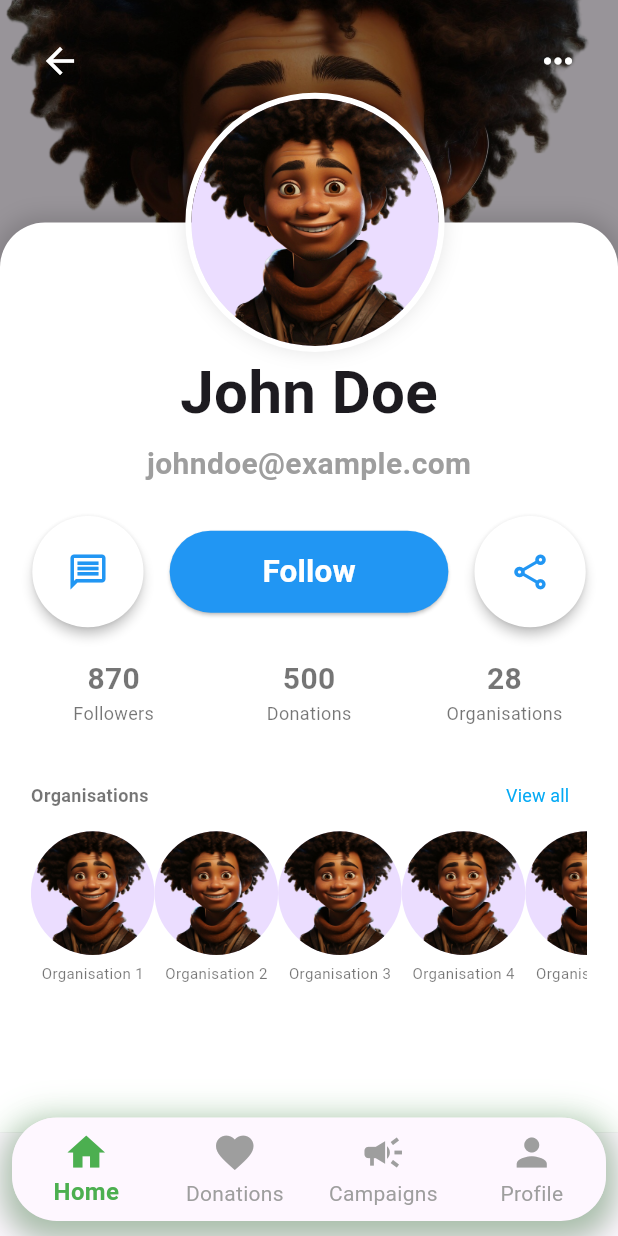
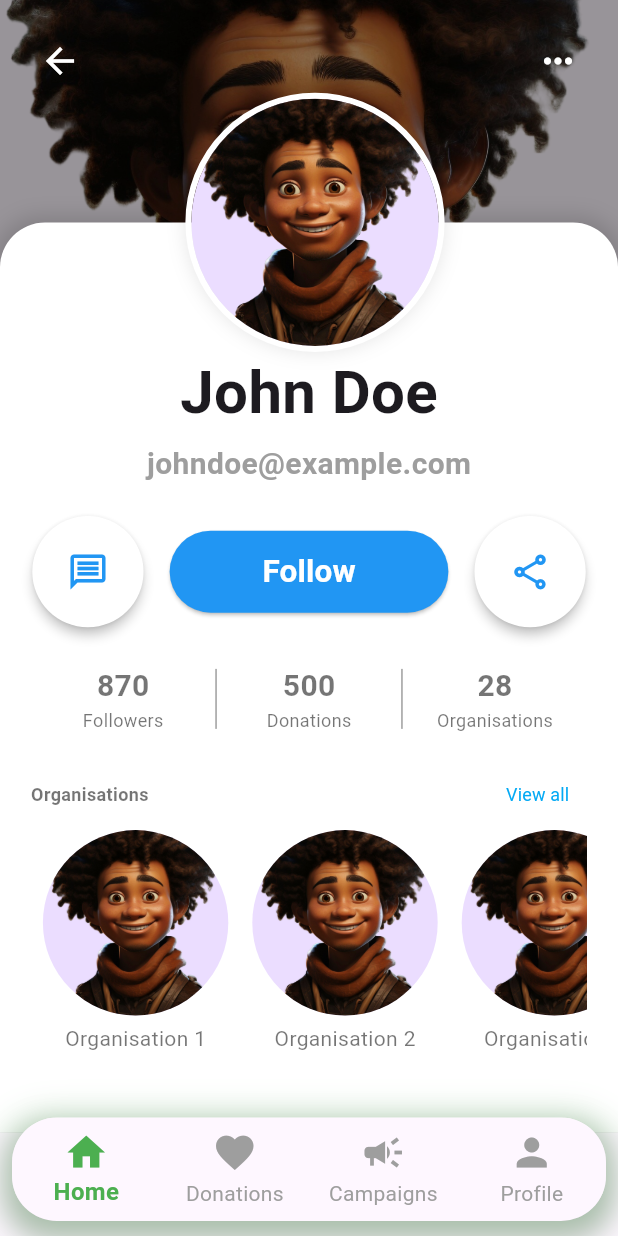
Before and after one commit to solomon-njogo/RaiseIt, a Flutter app: the screen it shows after launch, swiped to page 4, on a phone screen of 412 x 824 dp. Run offline on Flutter 3.47's test engine with Material 3 defaults, Android fonts, the phone set to English and light mode, and no system bars.

Commit message:
profile screen ui complete with modifications

```diff
--- a/lib/views/profile_screen.dart
+++ b/lib/views/profile_screen.dart
@@ -184,7 +184,8 @@ class _ProfileScreenState extends State<ProfileScreen> {
                     ],
                   ),
 
-                  const SizedBox(height: 20),
+                  SizedBox(height: MediaQuery.of(context).size.height * 0.03),
+
 
                   /// ** Info section (Followers, Donations & Organisations)**
                   Row(
@@ -214,11 +215,11 @@ class _ProfileScreenState extends State<ProfileScreen> {
                         ),
                       ),
 
-                      /// **Vertical Divider**
-                      const VerticalDivider(
-                        color: Colors.grey,
-                        thickness: 1,
-                        width: 20,  // Add some width to make sure the divider is visible
+                      // Vertical Divider
+                      Container(
+                        height: 40, // Adjust the height of the divider
+                        width: 1, // Width of the line
+                        color: Colors.grey, // Color of the divider
                       ),
 
                       /// **Donations Column**
@@ -246,11 +247,11 @@ class _ProfileScreenState extends State<ProfileScreen> {
                         ),
                       ),
 
-                      /// **Vertical Divider**
-                      const VerticalDivider(
-                        color: Colors.grey,
-                        thickness: 4,
-                        width: 20,  // Add some width here too
+                      // Vertical Divider
+                      Container(
+                        height: 40, // Adjust the height of the divider
+                        width: 1, // Width of the line
+                        color: Colors.grey, // Color of the divider
                       ),
 
                       /// **Organisations Column**
@@ -280,7 +281,7 @@ class _ProfileScreenState extends State<ProfileScreen> {
                     ],
                   ),
 
-                  const SizedBox(height: 22),
+                  SizedBox(height: MediaQuery.of(context).size.height * 0.02),
 
                   ///** Organisations display section
                   Column(
@@ -315,9 +316,11 @@ class _ProfileScreenState extends State<ProfileScreen> {
                       SingleChildScrollView(
                         scrollDirection: Axis.horizontal,
                         child: Row(
-                          mainAxisAlignment: MainAxisAlignment.spaceBetween, // Distribute items evenly
+                          mainAxisAlignment: MainAxisAlignment.start, // Start the items from the left
                           children: List.generate(10, (index) {
-                            return InkWell(
+                            return Padding(
+                              padding: const EdgeInsets.symmetric(horizontal: 8.0), // Adds space between the items
+                              child: InkWell(
                                 onTap: () {
                                   // Show notification as a SnackBar
                                   ScaffoldMessenger.of(context).showSnackBar(
@@ -331,32 +334,27 @@ class _ProfileScreenState extends State<ProfileScreen> {
                                 child: Column(
                                   children: [
                                     CircleAvatar(
-                                    radius: screenWidth * 0.1, // Adjust size dynamically
+                                      radius: screenWidth * 0.15, // Adjust size dynamically
                                       backgroundImage: const AssetImage('assets/images/3d-cartoon-character-b.png'),
                                     ),
                                     const SizedBox(height: 5),
                                     Text(
                                       "Organisation ${index + 1}",
                                       style: TextStyle(
-                                      fontSize: 10,
+                                        fontSize: 14,
                                         color: Colors.black54,
                                         fontWeight: FontWeight.normal,
                                       ),
                                     ),
                                   ],
                                 ),
+                              ),
                             );
                           }),
                         ),
                       )
-
-
-
-
                     ],
                   )
-
-
                 ],
               ),
             ),
```
Lines whose indentation alone changed are shown as unchanged.
